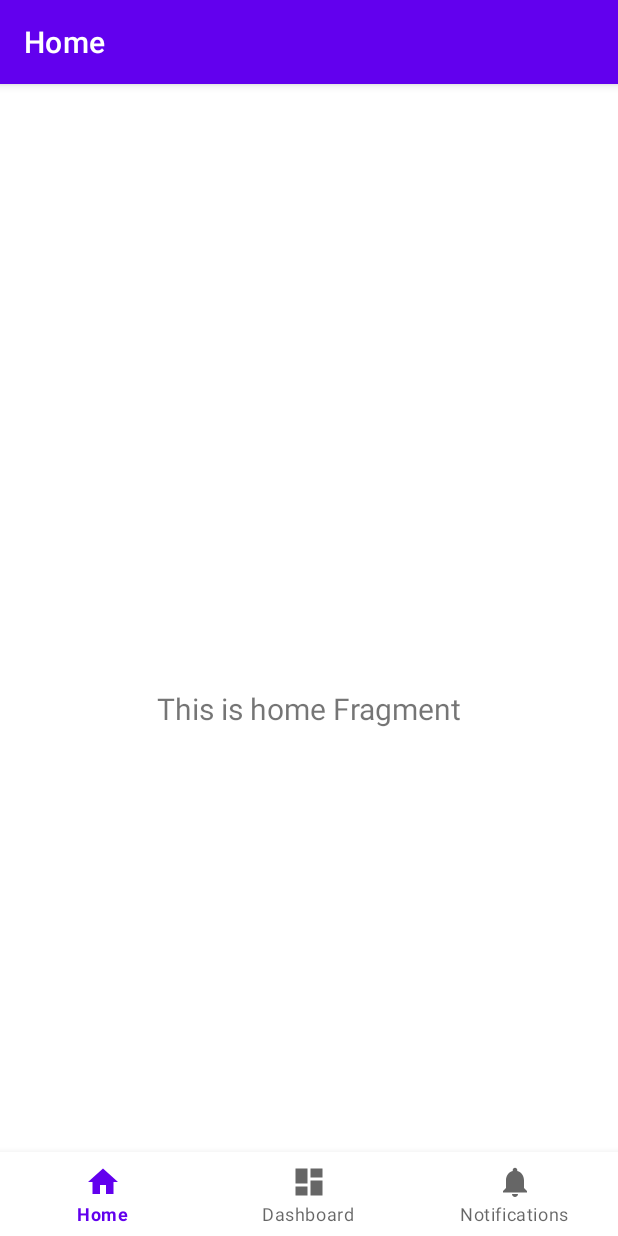
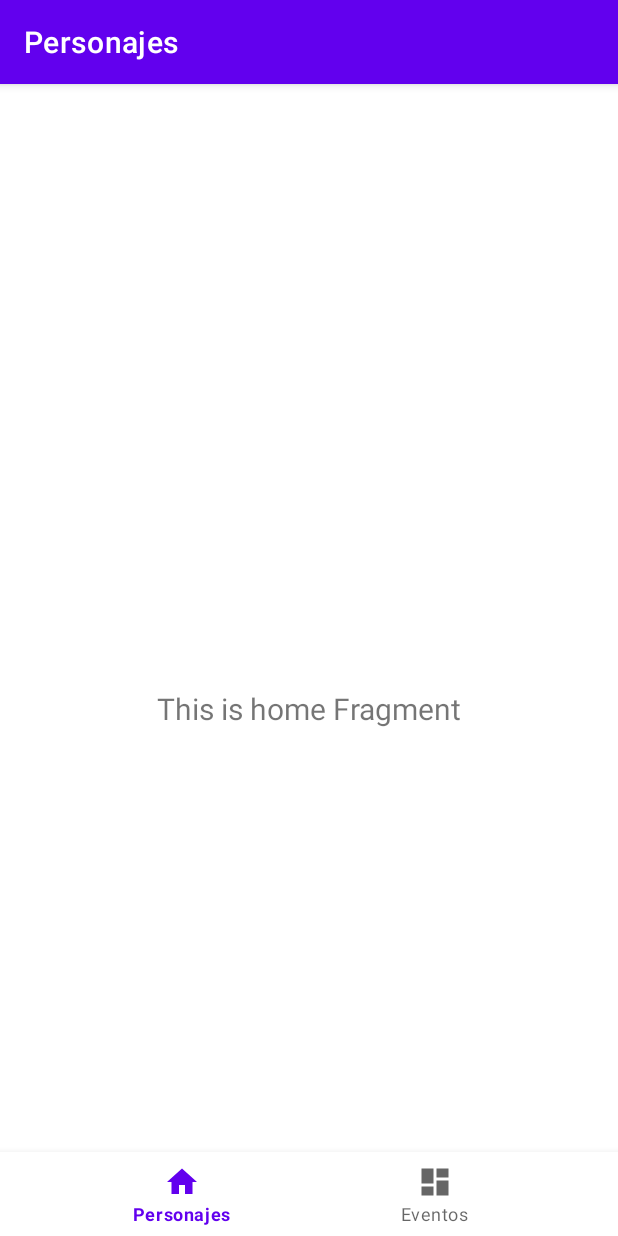
Before and after one commit to LucasPM97/Marvel-List, an Android app: the screen it shows after launch (MainActivity), on a phone screen of 412 x 824 dp. Run offline under Robolectric (Android 15) with nearby library versions, the phone set to English and light mode, and no system bars; our stand-ins replace navigation-ui.

Commit message:
Refactor initial BottomBar views

```diff
--- a/app/src/main/java/com/lucas/marvellist/MainActivity.kt
+++ b/app/src/main/java/com/lucas/marvellist/MainActivity.kt
@@ -10,6 +10,11 @@ import androidx.navigation.ui.setupWithNavController
 
 class MainActivity : AppCompatActivity() {
 
+    private val bottomNavigationScreensIds = setOf(
+        R.id.navigation_hero_list,
+        R.id.navigation_events
+    )
+
     override fun onCreate(savedInstanceState: Bundle?) {
         super.onCreate(savedInstanceState)
         setContentView(R.layout.activity_main)
@@ -18,8 +23,7 @@ class MainActivity : AppCompatActivity() {
         val navController = findNavController(R.id.nav_host_fragment)
         // Passing each menu ID as a set of Ids because each
         // menu should be considered as top level destinations.
-        val appBarConfiguration = AppBarConfiguration(setOf(
-                R.id.navigation_home, R.id.navigation_dashboard, R.id.navigation_notifications))
+        val appBarConfiguration = AppBarConfiguration(bottomNavigationScreensIds)
         setupActionBarWithNavController(navController, appBarConfiguration)
         navView.setupWithNavController(navController)
     }
--- a/app/src/main/java/com/lucas/marvellist/ui/home/HomeFragment.kt
+++ b/app/src/main/java/com/lucas/marvellist/ui/dashboard/EventsFragment.kt
@@ -1,4 +1,4 @@
-package com.lucas.marvellist.ui.home
+package com.lucas.marvellist.ui.dashboard
 
 import android.os.Bundle
 import android.view.LayoutInflater
@@ -10,20 +10,20 @@ import androidx.lifecycle.Observer
 import androidx.lifecycle.ViewModelProvider
 import com.lucas.marvellist.R
 
-class HomeFragment : Fragment() {
+class EventsFragment : Fragment() {
 
-    private lateinit var homeViewModel: HomeViewModel
+    private lateinit var dashboardViewModel: EventsViewModel
 
     override fun onCreateView(
             inflater: LayoutInflater,
             container: ViewGroup?,
             savedInstanceState: Bundle?
     ): View? {
-        homeViewModel =
-                ViewModelProvider(this).get(HomeViewModel::class.java)
-        val root = inflater.inflate(R.layout.fragment_home, container, false)
-        val textView: TextView = root.findViewById(R.id.text_home)
-        homeViewModel.text.observe(viewLifecycleOwner, Observer {
+        dashboardViewModel =
+                ViewModelProvider(this).get(EventsViewModel::class.java)
+        val root = inflater.inflate(R.layout.fragment_events, container, false)
+        val textView: TextView = root.findViewById(R.id.text_dashboard)
+        dashboardViewModel.text.observe(viewLifecycleOwner, Observer {
             textView.text = it
         })
         return root
--- a/app/src/main/java/com/lucas/marvellist/ui/home/HomeViewModel.kt
+++ b/app/src/main/java/com/lucas/marvellist/ui/dashboard/EventsViewModel.kt
@@ -1,13 +1,13 @@
-package com.lucas.marvellist.ui.home
+package com.lucas.marvellist.ui.dashboard
 
 import androidx.lifecycle.LiveData
 import androidx.lifecycle.MutableLiveData
 import androidx.lifecycle.ViewModel
 
-class HomeViewModel : ViewModel() {
+class EventsViewModel : ViewModel() {
 
     private val _text = MutableLiveData<String>().apply {
-        value = "This is home Fragment"
+        value = "This is dashboard Fragment"
     }
     val text: LiveData<String> = _text
 }
--- a/app/src/main/java/com/lucas/marvellist/ui/dashboard/DashboardFragment.kt
+++ b/app/src/main/java/com/lucas/marvellist/ui/home/HeroListFragment.kt
@@ -1,4 +1,4 @@
-package com.lucas.marvellist.ui.dashboard
+package com.lucas.marvellist.ui.home
 
 import android.os.Bundle
 import android.view.LayoutInflater
@@ -6,24 +6,23 @@ import android.view.View
 import android.view.ViewGroup
 import android.widget.TextView
 import androidx.fragment.app.Fragment
+import androidx.fragment.app.viewModels
 import androidx.lifecycle.Observer
 import androidx.lifecycle.ViewModelProvider
 import com.lucas.marvellist.R
 
-class DashboardFragment : Fragment() {
+class HeroListFragment : Fragment() {
 
-    private lateinit var dashboardViewModel: DashboardViewModel
+    private val viewModel: HeroListViewModel by viewModels()
 
     override fun onCreateView(
             inflater: LayoutInflater,
             container: ViewGroup?,
             savedInstanceState: Bundle?
     ): View? {
-        dashboardViewModel =
-                ViewModelProvider(this).get(DashboardViewModel::class.java)
-        val root = inflater.inflate(R.layout.fragment_dashboard, container, false)
-        val textView: TextView = root.findViewById(R.id.text_dashboard)
-        dashboardViewModel.text.observe(viewLifecycleOwner, Observer {
+        val root = inflater.inflate(R.layout.fragment_hero_list, container, false)
+        val textView: TextView = root.findViewById(R.id.text_home)
+        viewModel.text.observe(viewLifecycleOwner, Observer {
             textView.text = it
         })
         return root
--- a/app/src/main/java/com/lucas/marvellist/ui/dashboard/DashboardViewModel.kt
+++ b/app/src/main/java/com/lucas/marvellist/ui/home/HeroListViewModel.kt
@@ -1,13 +1,13 @@
-package com.lucas.marvellist.ui.dashboard
+package com.lucas.marvellist.ui.home
 
 import androidx.lifecycle.LiveData
 import androidx.lifecycle.MutableLiveData
 import androidx.lifecycle.ViewModel
 
-class DashboardViewModel : ViewModel() {
+class HeroListViewModel : ViewModel() {
 
     private val _text = MutableLiveData<String>().apply {
-        value = "This is dashboard Fragment"
+        value = "This is home Fragment"
     }
     val text: LiveData<String> = _text
 }
--- a/app/src/main/res/layout/fragment_notifications.xml
+++ b/app/src/main/res/layout/fragment_events.xml
@@ -4,10 +4,10 @@
     xmlns:tools="http://schemas.android.com/tools"
     android:layout_width="match_parent"
     android:layout_height="match_parent"
-    tools:context=".ui.notifications.NotificationsFragment">
+    tools:context=".ui.dashboard.EventsFragment">
 
     <TextView
-        android:id="@+id/text_notifications"
+        android:id="@+id/text_dashboard"
         android:layout_width="match_parent"
         android:layout_height="wrap_content"
         android:layout_marginStart="8dp"
--- a/app/src/main/res/layout/fragment_dashboard.xml
+++ b/app/src/main/res/layout/fragment_hero_list.xml
@@ -4,10 +4,10 @@
     xmlns:tools="http://schemas.android.com/tools"
     android:layout_width="match_parent"
     android:layout_height="match_parent"
-    tools:context=".ui.dashboard.DashboardFragment">
+    tools:context=".ui.home.HeroListFragment">
 
     <TextView
-        android:id="@+id/text_dashboard"
+        android:id="@+id/text_home"
         android:layout_width="match_parent"
         android:layout_height="wrap_content"
         android:layout_marginStart="8dp"
--- a/app/src/main/res/layout/fragment_home.xml
+++ /dev/null
@@ -1,22 +0,0 @@
-<?xml version="1.0" encoding="utf-8"?>
-<androidx.constraintlayout.widget.ConstraintLayout xmlns:android="http://schemas.android.com/apk/res/android"
-    xmlns:app="http://schemas.android.com/apk/res-auto"
-    xmlns:tools="http://schemas.android.com/tools"
-    android:layout_width="match_parent"
-    android:layout_height="match_parent"
-    tools:context=".ui.home.HomeFragment">
-
-    <TextView
-        android:id="@+id/text_home"
-        android:layout_width="match_parent"
-        android:layout_height="wrap_content"
-        android:layout_marginStart="8dp"
-        android:layout_marginTop="8dp"
-        android:layout_marginEnd="8dp"
-        android:textAlignment="center"
-        android:textSize="20sp"
-        app:layout_constraintBottom_toBottomOf="parent"
-        app:layout_constraintEnd_toEndOf="parent"
-        app:layout_constraintStart_toStartOf="parent"
-        app:layout_constraintTop_toTopOf="parent" />
-</androidx.constraintlayout.widget.ConstraintLayout>
--- a/app/src/main/res/menu/bottom_nav_menu.xml
+++ b/app/src/main/res/menu/bottom_nav_menu.xml
@@ -2,18 +2,13 @@
 <menu xmlns:android="http://schemas.android.com/apk/res/android">
 
     <item
-        android:id="@+id/navigation_home"
+        android:id="@+id/navigation_hero_list"
         android:icon="@drawable/ic_home_black_24dp"
-        android:title="@string/title_home" />
+        android:title="@string/title_hero_list" />
 
     <item
-        android:id="@+id/navigation_dashboard"
+        android:id="@+id/navigation_events"
         android:icon="@drawable/ic_dashboard_black_24dp"
-        android:title="@string/title_dashboard" />
-
-    <item
-        android:id="@+id/navigation_notifications"
-        android:icon="@drawable/ic_notifications_black_24dp"
-        android:title="@string/title_notifications" />
+        android:title="@string/title_events" />
 
 </menu>
--- a/app/src/main/res/navigation/mobile_navigation.xml
+++ b/app/src/main/res/navigation/mobile_navigation.xml
@@ -3,23 +3,17 @@
     xmlns:app="http://schemas.android.com/apk/res-auto"
     xmlns:tools="http://schemas.android.com/tools"
     android:id="@+id/mobile_navigation"
-    app:startDestination="@+id/navigation_home">
+    app:startDestination="@+id/navigation_hero_list">
 
     <fragment
-        android:id="@+id/navigation_home"
-        android:name="com.lucas.marvellist.ui.home.HomeFragment"
-        android:label="@string/title_home"
-        tools:layout="@layout/fragment_home" />
+        android:id="@+id/navigation_hero_list"
+        android:name="com.lucas.marvellist.ui.home.HeroListFragment"
+        android:label="@string/title_hero_list"
+        tools:layout="@layout/fragment_hero_list" />
 
     <fragment
-        android:id="@+id/navigation_dashboard"
-        android:name="com.lucas.marvellist.ui.dashboard.DashboardFragment"
-        android:label="@string/title_dashboard"
-        tools:layout="@layout/fragment_dashboard" />
-
-    <fragment
-        android:id="@+id/navigation_notifications"
-        android:name="com.lucas.marvellist.ui.notifications.NotificationsFragment"
-        android:label="@string/title_notifications"
-        tools:layout="@layout/fragment_notifications" />
+        android:id="@+id/navigation_events"
+        android:name="com.lucas.marvellist.ui.dashboard.EventsFragment"
+        android:label="@string/title_events"
+        tools:layout="@layout/fragment_events" />
 </navigation>
--- a/app/src/main/res/values/strings.xml
+++ b/app/src/main/res/values/strings.xml
@@ -1,6 +1,7 @@
 <resources>
     <string name="app_name">MarvelList</string>
-    <string name="title_home">Home</string>
-    <string name="title_dashboard">Dashboard</string>
-    <string name="title_notifications">Notifications</string>
+    <string name="title_hero_list">Personajes</string>
+    <string name="title_events">Eventos</string>
+    <!-- TODO: Remove or change this placeholder text -->
+    <string name="hello_blank_fragment">Hello blank fragment</string>
 </resources>
```
Also changed, not shown: app/src/main/java/com/lucas/marvellist/ui/notifications/NotificationsFragment.kt (deleted, +0 -31 lines), app/src/main/java/com/lucas/marvellist/ui/notifications/NotificationsViewModel.kt (deleted, +0 -13 lines).
